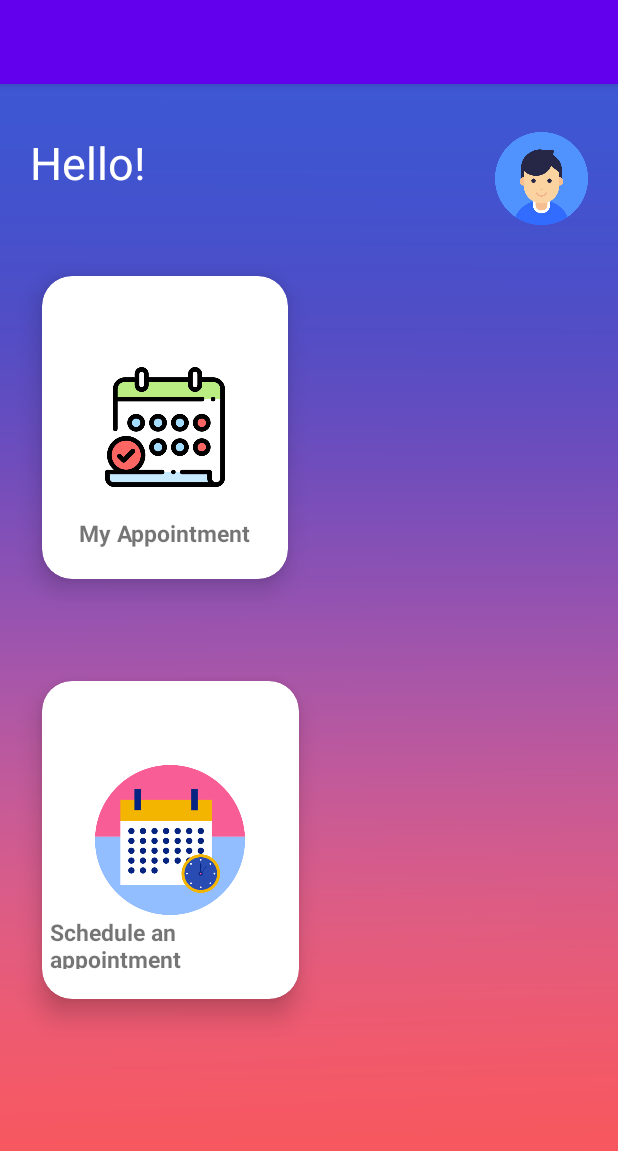
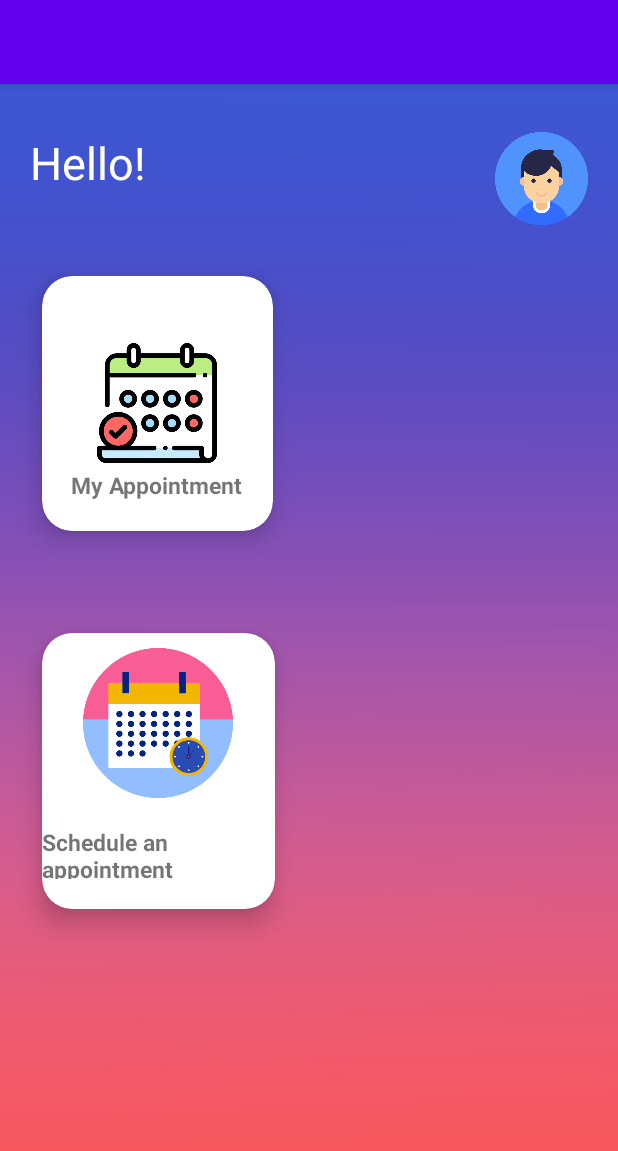
Before and after one commit to Echo9erlogos/Senior-Project-app, an Android app: the screen it shows after launch (MainActivity), on a phone screen of 412 x 824 dp. Shown: the top 1151 px of the screen. Run offline under Robolectric (Android 15) with nearby library versions, the phone set to English and light mode, and no system bars.

Commit message:
Update activity_main.xml

```diff
--- a/New Ui/NewUI/app/src/main/res/layout/activity_main.xml
+++ b/New Ui/NewUI/app/src/main/res/layout/activity_main.xml
@@ -37,8 +37,8 @@
 
 
         <androidx.cardview.widget.CardView
-            android:layout_width="200dp"
-            android:layout_height="250dp"
+            android:layout_width="190dp"
+            android:layout_height="218dp"
             android:layout_margin="10dp"
             app:cardBackgroundColor="@color/white"
             app:cardCornerRadius="20dp"
@@ -68,8 +68,8 @@
         </androidx.cardview.widget.CardView>
 
         <androidx.cardview.widget.CardView
-            android:layout_width="207dp"
-            android:layout_height="260dp"
+            android:layout_width="191dp"
+            android:layout_height="232dp"
             android:layout_margin="10dp"
             app:cardBackgroundColor="@color/white"
             app:cardCornerRadius="20dp"
@@ -82,15 +82,15 @@
                 android:id="@+id/makeanappointment"
                 android:layout_width="100dp"
                 android:layout_height="100dp"
-                android:layout_gravity="center"
+                android:layout_gravity="center_horizontal"
                 android:layout_margin="10dp"
                 android:contentDescription=""
                 android:src="@drawable/makeanappointment" />
 
             <TextView
-                android:layout_width="160dp"
+                android:layout_width="wrap_content"
                 android:layout_height="35dp"
-                android:layout_gravity="bottom|center_horizontal"
+                android:layout_gravity="center_horizontal|bottom"
                 android:layout_marginTop="20dp"
                 android:layout_marginBottom="20dp"
                 android:text="Schedule an appointment "
```
